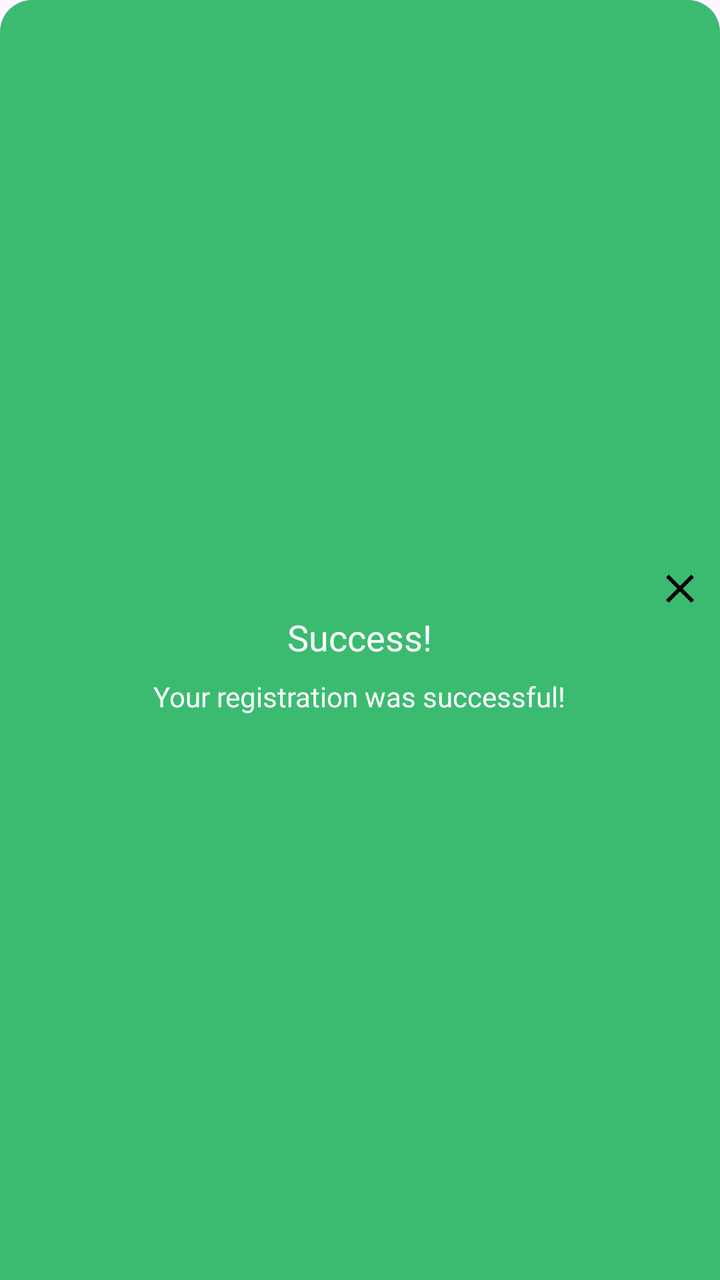
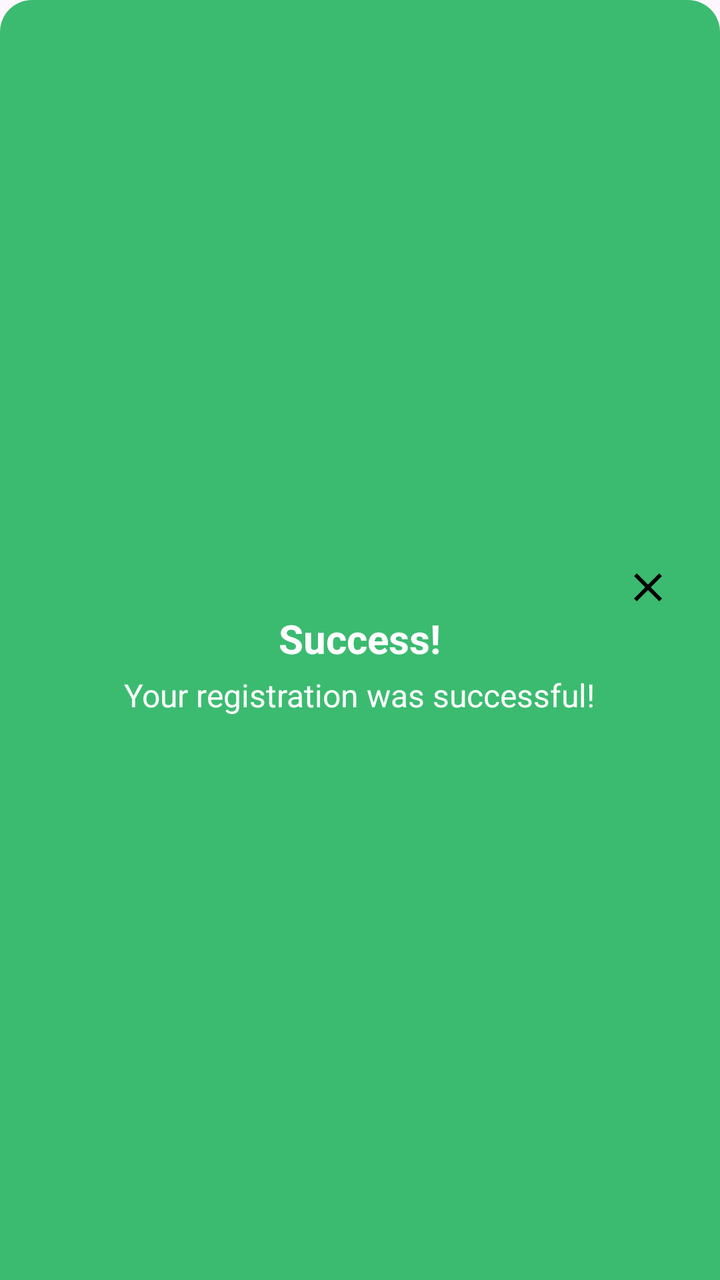

The first picture is an Android layout as it rendered before a commit; the second is the same layout after the commit. The layout source and the unified diff follow.
<!-- AndroidManifest.xml: application theme Theme.ActivityTracker -->
<!-- res/layout/bottom_sheet_success.xml -->
<?xml version="1.0" encoding="utf-8"?>
<LinearLayout xmlns:android="http://schemas.android.com/apk/res/android"
    android:layout_width="match_parent"
    android:layout_height="wrap_content"
    android:orientation="vertical"
    android:background="@drawable/bottom_sheet_background_success"
    android:gravity="center">

    
    <RelativeLayout
        android:layout_width="match_parent"
        android:layout_height="wrap_content">

        <ImageView
            android:id="@+id/closeIcon"
            android:layout_width="24dp"
            android:layout_height="24dp"
            android:layout_alignParentRight="true"
            android:layout_alignParentTop="true"
            android:src="@drawable/ic_clear"
        android:contentDescription="Close"
        android:layout_marginEnd="8dp"
        android:layout_marginTop="8dp"/>

    </RelativeLayout>

    
    <TextView
        android:id="@+id/successTitle"
        android:layout_width="wrap_content"
        android:layout_height="wrap_content"
        android:text="Success!"
        android:textColor="@android:color/white"
        android:textSize="18sp"
        android:layout_marginBottom="8dp" />

    
    <TextView
        android:id="@+id/successMessage"
        android:layout_width="wrap_content"
        android:layout_height="wrap_content"
        android:text="Your registration was successful!"
        android:layout_marginBottom="8dp"
        android:textColor="@android:color/white"
        android:textSize="14sp" />

</LinearLayout>
<!-- resources referenced by this layout -->
<resources>
  <!-- drawable bottom_sheet_background_success (drawable) -->
  <?xml version="1.0" encoding="utf-8"?>
  <shape xmlns:android="http://schemas.android.com/apk/res/android">
      <solid android:color="@color/green" />
      <corners
          android:topLeftRadius="16dp"
          android:topRightRadius="16dp" />
  </shape>
  <!-- drawable ic_clear (drawable) -->
  <?xml version="1.0" encoding="utf-8"?>
  <vector android:height="24dp"
      android:viewportHeight="24"
      android:viewportWidth="24"
      android:width="24dp"
      xmlns:android="http://schemas.android.com/apk/res/android">
      <path
          android:fillColor="@color/black"
          android:pathData="M19,6.41L17.59,5 12,10.59 6.41,5 5,6.41 10.59,12 5,17.59 6.41,19 12,13.41 17.59,19 19,17.59 13.41,12z" />
  </vector>
  <style name="Theme.ActivityTracker" parent="Base.Theme.ActivityTracker" />
  <color name="green">#3BBB70</color>
  <color name="black">#000000</color>
  <style name="Base.Theme.ActivityTracker" parent="Theme.Material3.DayNight.NoActionBar">
          
          <item name="colorPrimary">@color/primary</item>
          <item name="colorPrimaryVariant">@color/primaryVariant</item>
          <item name="colorOnPrimary">@color/white</item>
  
          
          <item name="colorSecondary">@color/secondary</item>
          <item name="colorSecondaryVariant">@color/secondaryVariant</item>
          <item name="colorOnSecondary">@color/black</item>
          
          <item name="android:statusBarColor">@color/colorBoundaryBlue</item>
      </style>
  <color name="primary">#3F51B5</color>
  <color name="primaryVariant">#3700B3</color>
  <color name="white">#FFFFFF</color>
  <color name="secondary">#03DAC5</color>
  <color name="secondaryVariant">#018786</color>
  <color name="colorBoundaryBlue">#1E88E5</color>
</resources>

<!-- the commit's change to res/layout/bottom_sheet_success.xml (unified diff, before → after) -->
@@ -4,9 +4,9 @@
     android:layout_height="wrap_content"
     android:orientation="vertical"
     android:background="@drawable/bottom_sheet_background_success"
-    android:gravity="center">
+    android:gravity="center"
+    android:padding="16dp">
 
-    
     <RelativeLayout
         android:layout_width="match_parent"
         android:layout_height="wrap_content">
@@ -15,33 +15,33 @@
             android:id="@+id/closeIcon"
             android:layout_width="24dp"
             android:layout_height="24dp"
-            android:layout_alignParentRight="true"
+            android:layout_alignParentEnd="true"
             android:layout_alignParentTop="true"
             android:src="@drawable/ic_clear"
-        android:contentDescription="Close"
-        android:layout_marginEnd="8dp"
-        android:layout_marginTop="8dp"/>
+            android:contentDescription="@string/close"
+            android:layout_marginEnd="8dp"
+            android:layout_marginTop="8dp" />
 
     </RelativeLayout>
 
-    
     <TextView
         android:id="@+id/successTitle"
         android:layout_width="wrap_content"
         android:layout_height="wrap_content"
-        android:text="Success!"
-        android:textColor="@android:color/white"
-        android:textSize="18sp"
-        android:layout_marginBottom="8dp" />
+        android:text="@string/success"
+        android:textColor="#ffffff"
+        android:textSize="20sp"
+        android:textStyle="bold"
+        android:layout_marginBottom="4dp" />
 
-    
     <TextView
         android:id="@+id/successMessage"
         android:layout_width="wrap_content"
         android:layout_height="wrap_content"
-        android:text="Your registration was successful!"
+        android:text="@string/your_registration_was_successful"
         android:layout_marginBottom="8dp"
-        android:textColor="@android:color/white"
-        android:textSize="14sp" />
+        android:textColor="#FFFFFF"
+        android:textSize="16sp"
+        android:lineSpacingExtra="2dp" />
 
 </LinearLayout>
<!-- resource entries referenced after the edit -->
@@ -19,6 +19,9 @@
           android:fillColor="@color/black"
           android:pathData="M19,6.41L17.59,5 12,10.59 6.41,5 5,6.41 10.59,12 5,17.59 6.41,19 12,13.41 17.59,19 19,17.59 13.41,12z" />
   </vector>
+  <string name="close">Close</string>
+  <string name="success">Success!</string>
+  <string name="your_registration_was_successful">Your registration was successful!</string>
   <style name="Theme.ActivityTracker" parent="Base.Theme.ActivityTracker" />
   <color name="green">#3BBB70</color>
   <color name="black">#000000</color>
